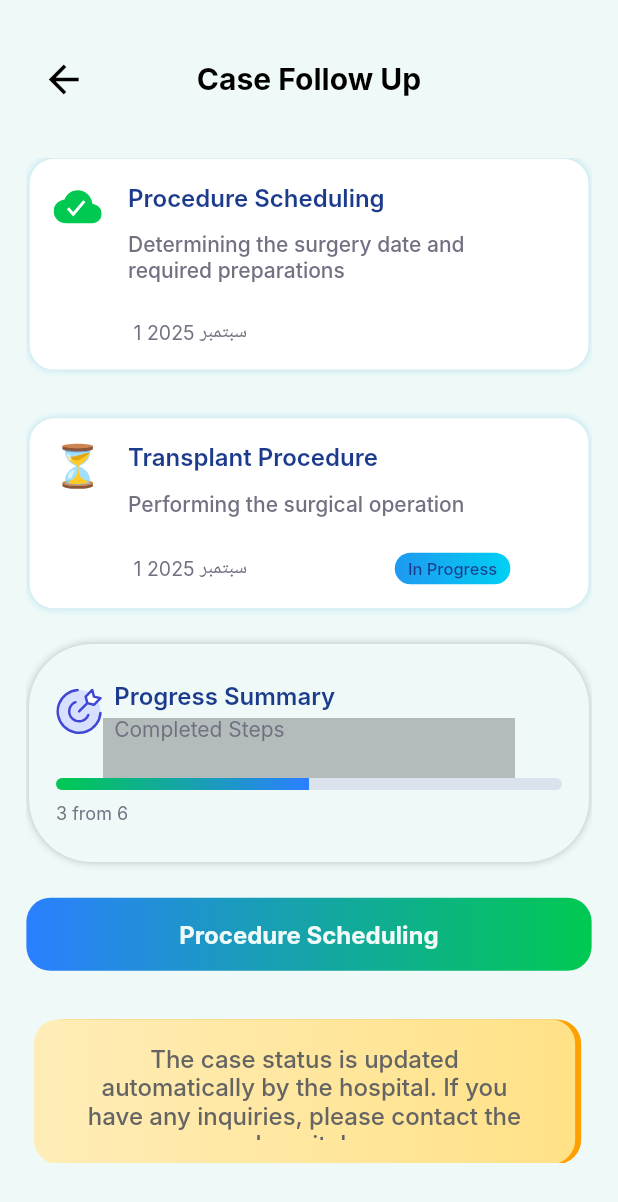
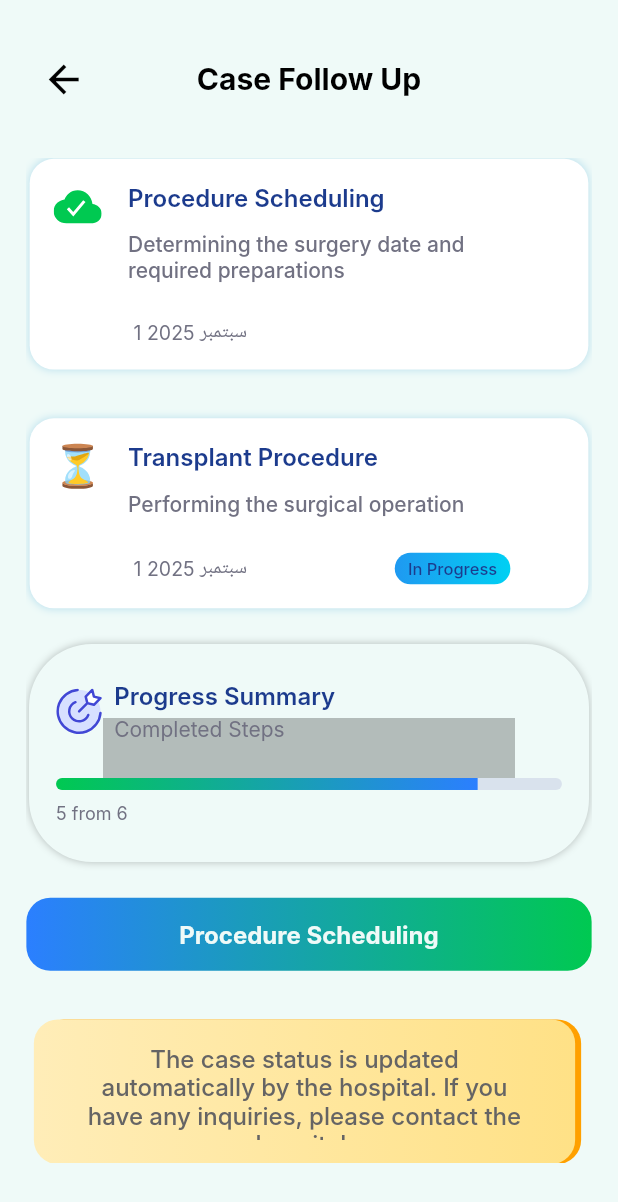
Before and after one commit to MarianAdly21/organ-link, a Flutter app: the CaseFollowUpScreen screen opened by its route, scrolled down 727 dp, on a phone screen of 412 x 824 dp. Shown: the top 1202 px of the screen. Run offline on Flutter 3.47's test engine with Material 3 defaults, Android fonts, the light colour scheme and no system bars; our stand-ins replace bloc, cached_network_image, device_info_plus, dio, dotted_border, dropdown_button2 and 15 more; accounts and stored records are empty; Roboto replaces fonts that are missing (Inter).

Commit message:
Update navigation logic to handle Arabic and English user types including hospital types

```diff
--- a/lib/features/user_flow/case_follow_up/screen/case_follow_up_screen.dart
+++ b/lib/features/user_flow/case_follow_up/screen/case_follow_up_screen.dart
@@ -152,10 +152,10 @@ class _CaseFollowUpScreenState extends BaseScreenState<CaseFollowUpScreen> {
             ],
           ),
           SizedBox(height: 24.h),
-          GradientProgressBar(value: 3 / 6),
+          GradientProgressBar(value: progressValue),
           SizedBox(height: 8.h),
           Text(
-            '3 from 6',
+            '$completedSteps ${context.translate(LocalizationKeys.from)} ${steps.length}',
             style: context.textTheme.labelMedium!.copyWith(
               color: AppColors.grayText,
               fontWeight: FontWeight.w400,
@@ -256,4 +256,10 @@ class _CaseFollowUpScreenState extends BaseScreenState<CaseFollowUpScreen> {
       ),
     );
   }
+
+  ///////////////////////////////////////////////////////////
+  /////////////////// Helper method ////////////////////////
+  ///////////////////////////////////////////////////////////
+  int get completedSteps => steps.where((step) => step.isDone).length;
+  double get progressValue => completedSteps / steps.length;
 }
--- a/lib/utils/locale/app_localization_keys.dart
+++ b/lib/utils/locale/app_localization_keys.dart
@@ -285,4 +285,5 @@ class LocalizationKeys {
   static const quantity = "quantity";
   static const nationalId = "national_id";
   static const noChronicDiseasesRecorded = "no_chronic_diseases_recorded";
+  static const from = "from";
 }
--- a/locale/ar.json
+++ b/locale/ar.json
@@ -269,5 +269,6 @@
   "patient_age": "عمر المريض",
   "equipment_devices": "الأجهزة والمعدات",
   "quantity": "العدد",
-  "no_chronic_diseases_recorded": "لا توجد أمراض مزمنة مسجلة"
+  "no_chronic_diseases_recorded": "لا توجد أمراض مزمنة مسجلة",
+  "from": "من"
 }
--- a/locale/en.json
+++ b/locale/en.json
@@ -260,5 +260,6 @@
   "hospital_registered_in_system": "Hospital Registered in the System",
   "search_for_hospital": "Search for a hospital...",
   "need": "Needs",
-  "no_chronic_diseases_recorded":"No chronic diseases recorded"
+  "no_chronic_diseases_recorded": "No chronic diseases recorded",
+  "from": "from"
 }
```
Also changed, not shown: lib/features/shared_screens/enum/user_type.dart (+48 -0 lines), lib/features/shared_screens/login/screen/login_screen.dart (+27 -16 lines).
